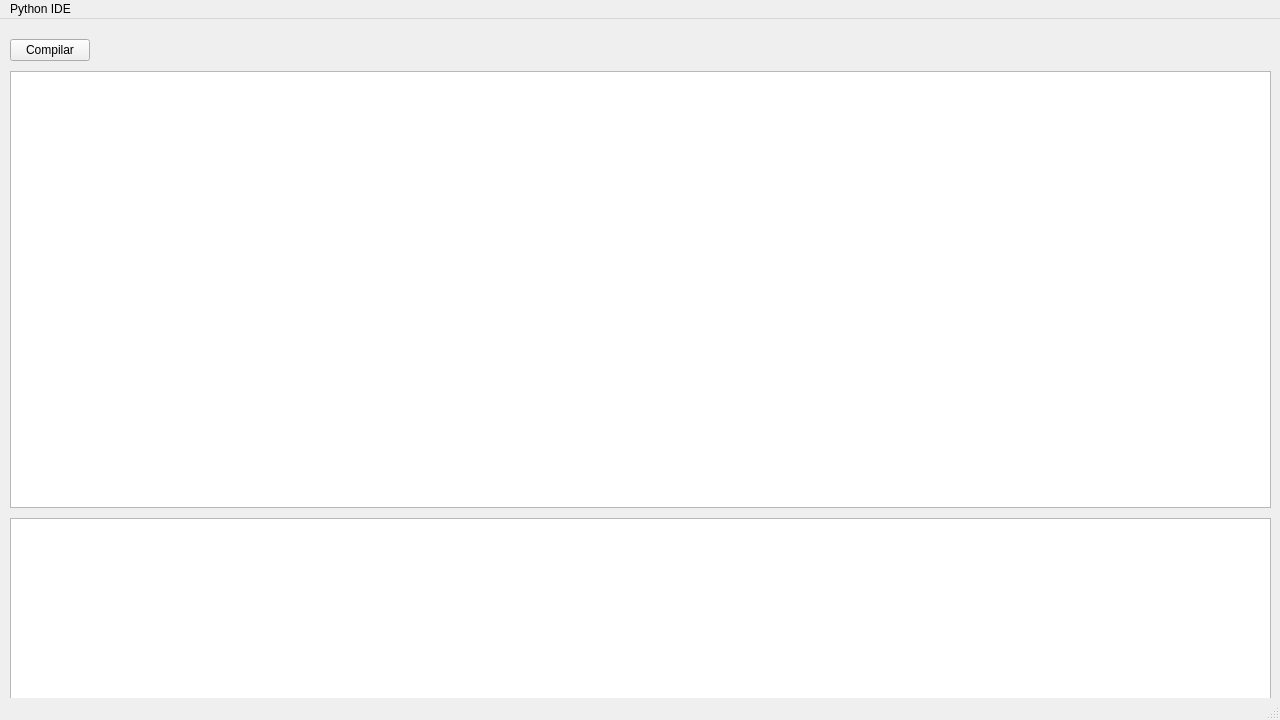
Qt form Codigo/mainwindow.ui (JassonRM/DodeFast) before a commit.
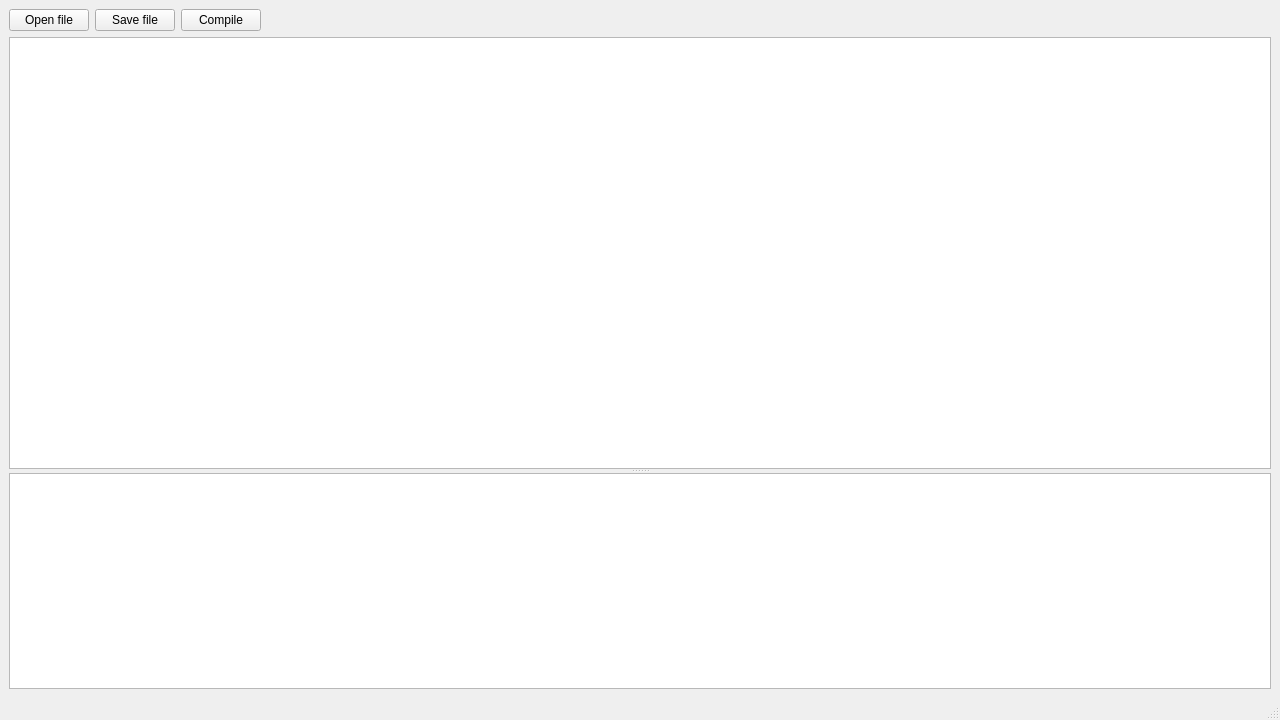
The same form after that commit.

Commit message: IDE UI and Open/Save Files

```diff
--- a/Codigo/mainwindow.ui
+++ b/Codigo/mainwindow.ui
@@ -10,62 +10,36 @@
     <height>720</height>
    </rect>
   </property>
-  <property name="sizePolicy">
-   <sizepolicy hsizetype="Minimum" vsizetype="Minimum">
-    <horstretch>0</horstretch>
-    <verstretch>0</verstretch>
-   </sizepolicy>
-  </property>
-  <property name="minimumSize">
-   <size>
-    <width>720</width>
-    <height>480</height>
-   </size>
-  </property>
-  <property name="baseSize">
-   <size>
-    <width>1280</width>
-    <height>720</height>
-   </size>
-  </property>
   <property name="windowTitle">
    <string>MainWindow</string>
   </property>
   <widget class="QWidget" name="centralwidget">
-   <widget class="QWidget" name="verticalLayoutWidget">
-    <property name="geometry">
-     <rect>
-      <x>0</x>
-      <y>10</y>
-      <width>1281</width>
-      <height>691</height>
-     </rect>
-    </property>
+   <property name="styleSheet">
+    <string notr="true"/>
+   </property>
+   <layout class="QGridLayout" name="gridLayout">
+    <item row="0" column="0">
     <layout class="QVBoxLayout" name="verticalLayout">
-     <property name="spacing">
-      <number>10</number>
-     </property>
-     <property name="sizeConstraint">
-      <enum>QLayout::SetNoConstraint</enum>
-     </property>
-     <property name="leftMargin">
-      <number>10</number>
-     </property>
-     <property name="topMargin">
-      <number>10</number>
-     </property>
-     <property name="rightMargin">
-      <number>10</number>
-     </property>
-     <property name="bottomMargin">
-      <number>10</number>
-     </property>
      <item>
       <layout class="QHBoxLayout" name="horizontalLayout">
+        <item>
+         <widget class="QPushButton" name="openBtn">
+          <property name="text">
+           <string>Open file</string>
+          </property>
+         </widget>
+        </item>
+        <item>
+         <widget class="QPushButton" name="saveBtn">
+          <property name="text">
+           <string>Save file</string>
+          </property>
+         </widget>
+        </item>
        <item>
         <widget class="QPushButton" name="compileBtn">
          <property name="text">
-          <string>Compilar</string>
+           <string>Compile</string>
          </property>
         </widget>
        </item>
@@ -85,58 +59,31 @@
       </layout>
      </item>
      <item>
-      <widget class="QPlainTextEdit" name="plainTextEdit">
+       <widget class="QSplitter" name="splitter">
+        <property name="orientation">
+         <enum>Qt::Vertical</enum>
+        </property>
+        <widget class="QTextEdit" name="editorText">
        <property name="sizePolicy">
         <sizepolicy hsizetype="Expanding" vsizetype="Expanding">
          <horstretch>0</horstretch>
-         <verstretch>0</verstretch>
-        </sizepolicy>
-       </property>
-       <property name="minimumSize">
-        <size>
-         <width>0</width>
-         <height>0</height>
-        </size>
-       </property>
-      </widget>
-     </item>
-     <item>
-      <widget class="QTextEdit" name="textEdit">
-       <property name="enabled">
-        <bool>true</bool>
-       </property>
+           <verstretch>2</verstretch>
+          </sizepolicy>
+         </property>
+        </widget>
+        <widget class="QTextEdit" name="consoleText">
        <property name="sizePolicy">
-        <sizepolicy hsizetype="Expanding" vsizetype="Fixed">
+          <sizepolicy hsizetype="Expanding" vsizetype="Expanding">
          <horstretch>0</horstretch>
-         <verstretch>0</verstretch>
-        </sizepolicy>
-       </property>
-       <property name="minimumSize">
-        <size>
-         <width>0</width>
-         <height>0</height>
-        </size>
-       </property>
-      </widget>
-     </item>
-    </layout>
-   </widget>
-  </widget>
-  <widget class="QMenuBar" name="menubar">
-   <property name="geometry">
-    <rect>
-     <x>0</x>
-     <y>0</y>
-     <width>1280</width>
-     <height>22</height>
-    </rect>
-   </property>
-   <widget class="QMenu" name="menuPython_IDE">
-    <property name="title">
-     <string>Python IDE</string>
-    </property>
-   </widget>
-   <addaction name="menuPython_IDE"/>
+           <verstretch>1</verstretch>
+          </sizepolicy>
+         </property>
+        </widget>
+       </widget>
+      </item>
+     </layout>
+    </item>
+   </layout>
   </widget>
   <widget class="QStatusBar" name="statusbar"/>
  </widget>
```
Left out of the diff: 2 changed lines with no effect on the pictures. Lines whose indentation alone changed are shown as unchanged. The commit also changes 4 other files.
